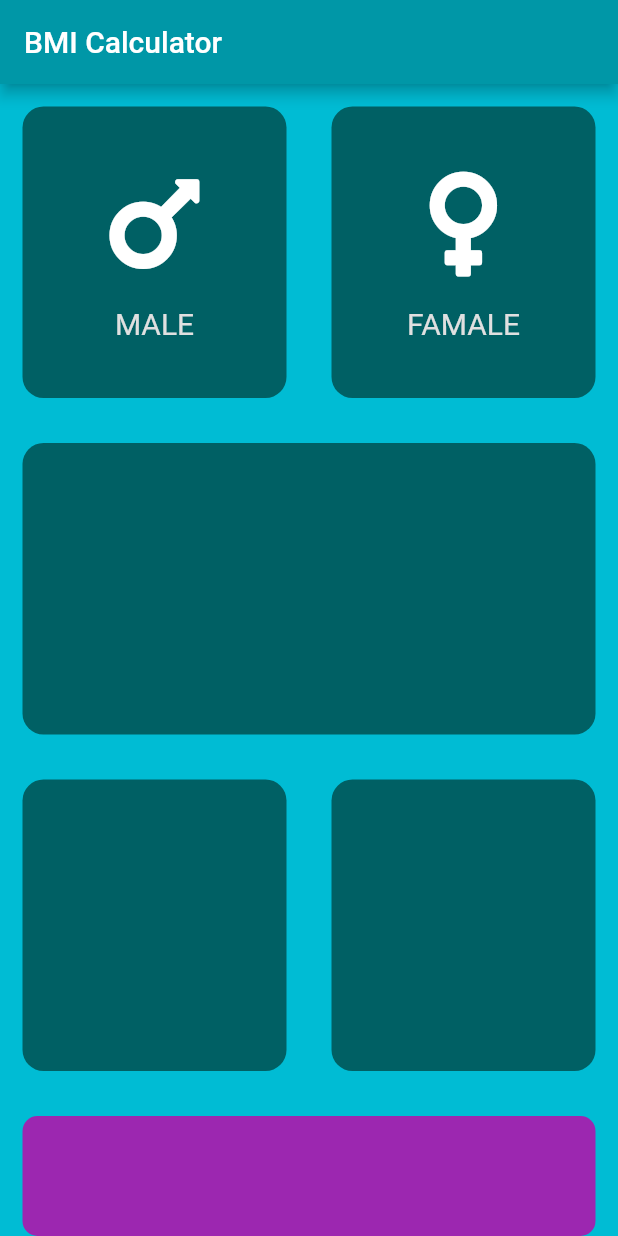
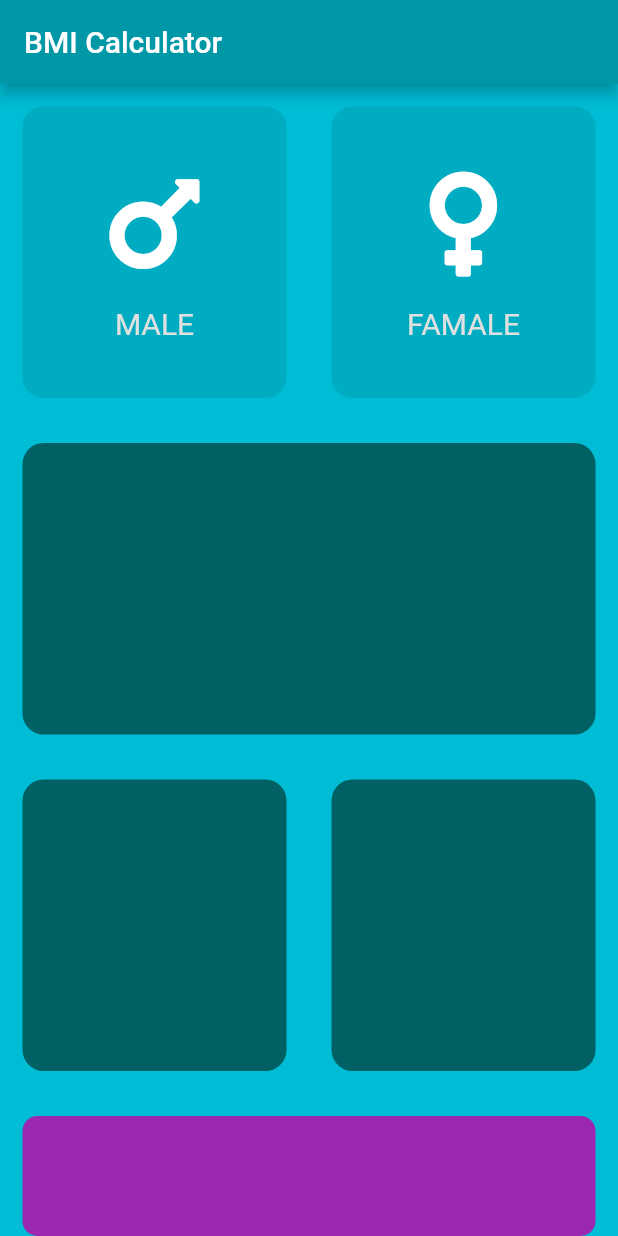
Before and after one commit to valterandremachado/ibm_calcu_flutter, a Flutter app: the screen it shows after launch, on a phone screen of 412 x 824 dp. Run offline on Flutter 3.47's test engine with Material 2 defaults, Android fonts, the phone set to English and light mode, and no system bars; our stand-ins replace font_awesome_flutter.

Commit message:
Simplified the code.

```diff
--- a/lib/input_view.dart
+++ b/lib/input_view.dart
@@ -6,8 +6,11 @@ import 'gender_icon_content_widget.dart';
 
 // Initiate constants here
 const double bottomContainerHeight = 80.0;
-const Color defaultCardColor = Color(0xFF006064);
 const Color bottomContainerColor = Colors.purple;
+const Color selectedCardColor = Color(0xFF006064);
+const Color unselectedCardColor = Color(0xFF00ACC1);
+
+enum Gender { male, female }
 
 class InputView extends StatefulWidget {
   const InputView({Key? key}) : super(key: key);
@@ -17,6 +20,8 @@ class InputView extends StatefulWidget {
 }
 
 class _MainViewState extends State<InputView> {
+  Gender? selectedGender;
+
   @override
   Widget build(BuildContext context) {
     return Scaffold(
@@ -30,20 +35,38 @@ class _MainViewState extends State<InputView> {
               child: Row(
                 children: [
                   Expanded(
+                    child: GestureDetector(
+                      onTap: () {
+                        setState(() {
+                          selectedGender = Gender.male;
+                        });
+                      },
                       child: ReusableCard(
-                      cardColor: defaultCardColor,
+                        cardColor: selectedGender == Gender.male
+                            ? selectedCardColor
+                            : unselectedCardColor,
                         cardChild: GenderIconContent(
                           'MALE',
                           genderIcon: FontAwesomeIcons.mars,
                         ),
                       ),
                     ),
+                  ),
                   Expanded(
+                    child: GestureDetector(
+                      onTap: () {
+                        setState(() {
+                          selectedGender = Gender.female;
+                        });
+                      },
                       child: ReusableCard(
-                      cardColor: defaultCardColor,
+                        cardColor: selectedGender == Gender.female
+                            ? selectedCardColor
+                            : unselectedCardColor,
                         cardChild: GenderIconContent(
                           'FAMALE',
                           genderIcon: FontAwesomeIcons.venus,
+                        ),
                       ),
                     ),
                   )
@@ -52,7 +75,7 @@ class _MainViewState extends State<InputView> {
             ),
             Expanded(
               child: ReusableCard(
-                cardColor: defaultCardColor,
+                cardColor: selectedCardColor,
                 cardChild: null,
               ),
             ),
@@ -61,13 +84,13 @@ class _MainViewState extends State<InputView> {
                 children: [
                   Expanded(
                     child: ReusableCard(
-                      cardColor: defaultCardColor,
+                      cardColor: selectedCardColor,
                       cardChild: null,
                     ),
                   ),
                   Expanded(
                     child: ReusableCard(
-                      cardColor: defaultCardColor,
+                      cardColor: selectedCardColor,
                       cardChild: null,
                     ),
                   )
```
Lines whose indentation alone changed are shown as unchanged.
